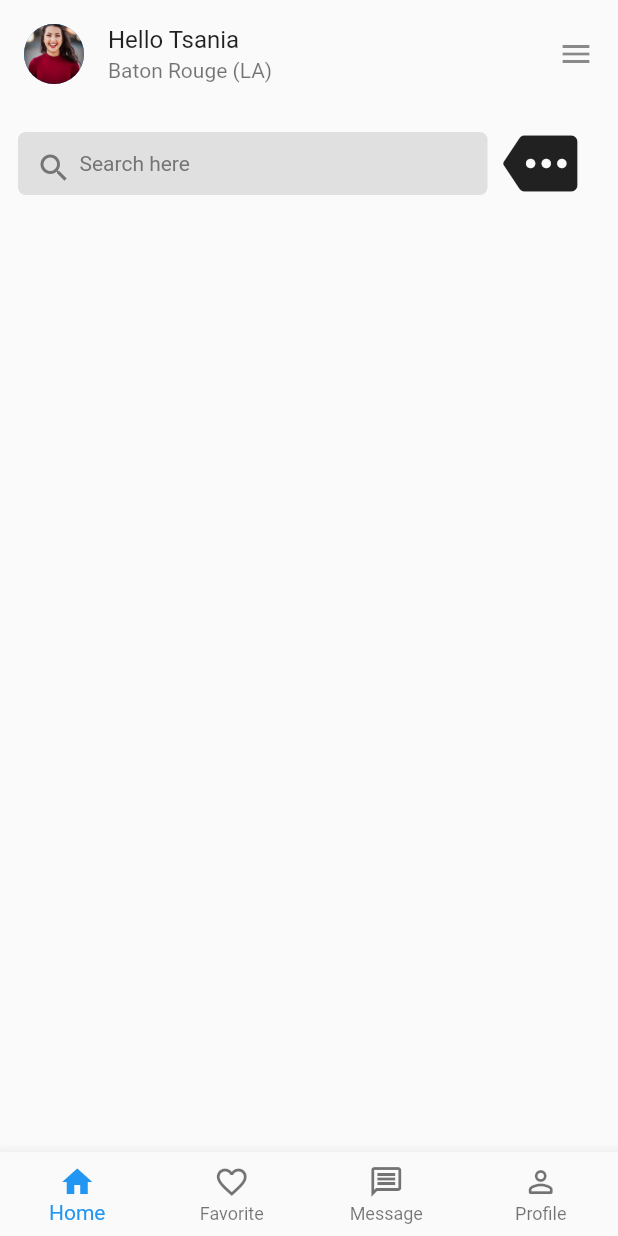
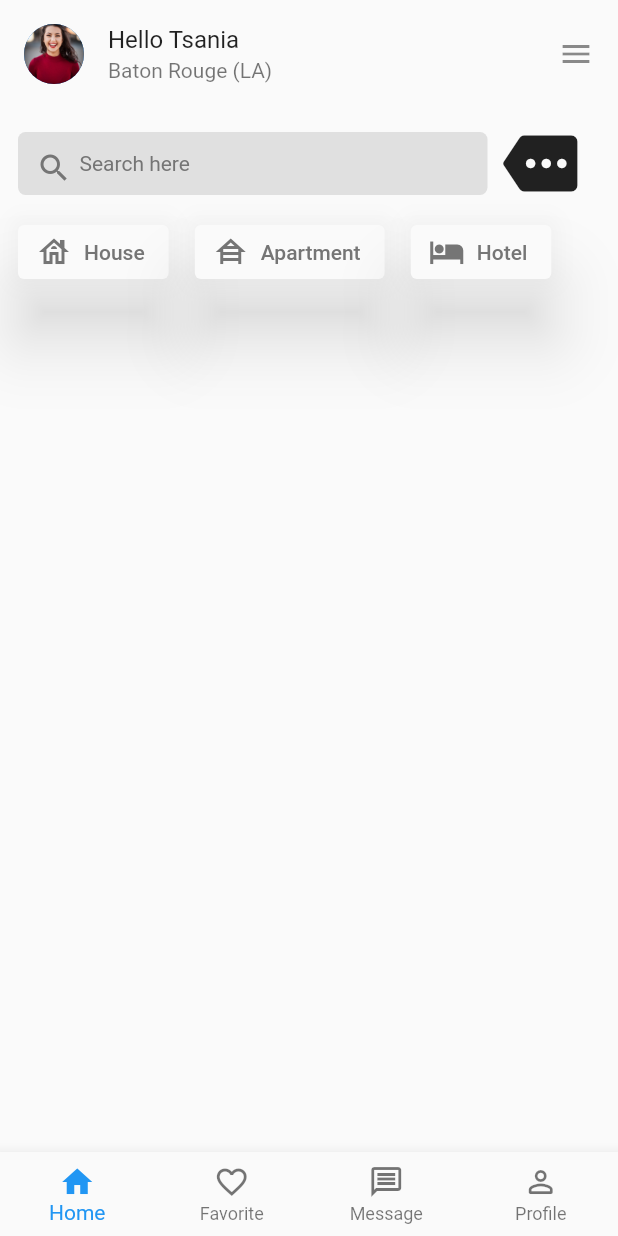
Before and after one commit to metaspook/comfort_place, a Flutter app: the screen it shows after launch, on a phone screen of 412 x 824 dp. Run offline on Flutter 3.47's test engine with Material 2 defaults, Android fonts, the phone set to English and light mode, and no system bars.

Commit message:
added font awesome

```diff
--- a/lib/pages/products_page.dart
+++ b/lib/pages/products_page.dart
@@ -76,6 +76,52 @@ class ProductsPage extends StatelessWidget {
                     const SizedBox(width: 15),
                   ],
                 ),
+                const SizedBox(height: 10),
+                Row(
+                  mainAxisAlignment: MainAxisAlignment.spaceBetween,
+                  children: [
+                    ElevatedButton.icon(
+                      style: ElevatedButton.styleFrom(
+                        elevation: 20,
+                        onPrimary: Colors.grey.shade600,
+                        primary: Theme.of(context).scaffoldBackgroundColor,
+                        shadowColor: Colors.grey.shade200,
+                      ),
+                      onPressed: () {},
+                      icon: const Icon(
+                        Icons.house_outlined,
+                      ),
+                      label: const Text('House'),
+                    ),
+                    ElevatedButton.icon(
+                      style: ElevatedButton.styleFrom(
+                        elevation: 20,
+                        onPrimary: Colors.grey.shade600,
+                        primary: Theme.of(context).scaffoldBackgroundColor,
+                        shadowColor: Colors.grey.shade200,
+                      ),
+                      onPressed: () {},
+                      icon: const Icon(
+                        Icons.house_siding_sharp,
+                      ),
+                      label: const Text('Apartment'),
+                    ),
+                    ElevatedButton.icon(
+                      style: ElevatedButton.styleFrom(
+                        elevation: 20,
+                        onPrimary: Colors.grey.shade600,
+                        primary: Theme.of(context).scaffoldBackgroundColor,
+                        shadowColor: Colors.grey.shade200,
+                      ),
+                      onPressed: () {},
+                      icon: const Icon(
+                        Icons.hotel,
+                      ),
+                      label: const Text('Hotel'),
+                    ),
+                    const SizedBox(width: 15),
+                  ],
+                ),
               ],
             ),
           ],
--- a/pubspec.yaml
+++ b/pubspec.yaml
@@ -34,6 +34,7 @@ dependencies:
   # The following adds the Cupertino Icons font to your application.
   # Use with the CupertinoIcons class for iOS style icons.
   cupertino_icons: ^1.0.2
+  font_awesome_flutter: ^10.1.0
 
 dev_dependencies:
   flutter_test:
```
Also changed, not shown: pubspec.lock.
